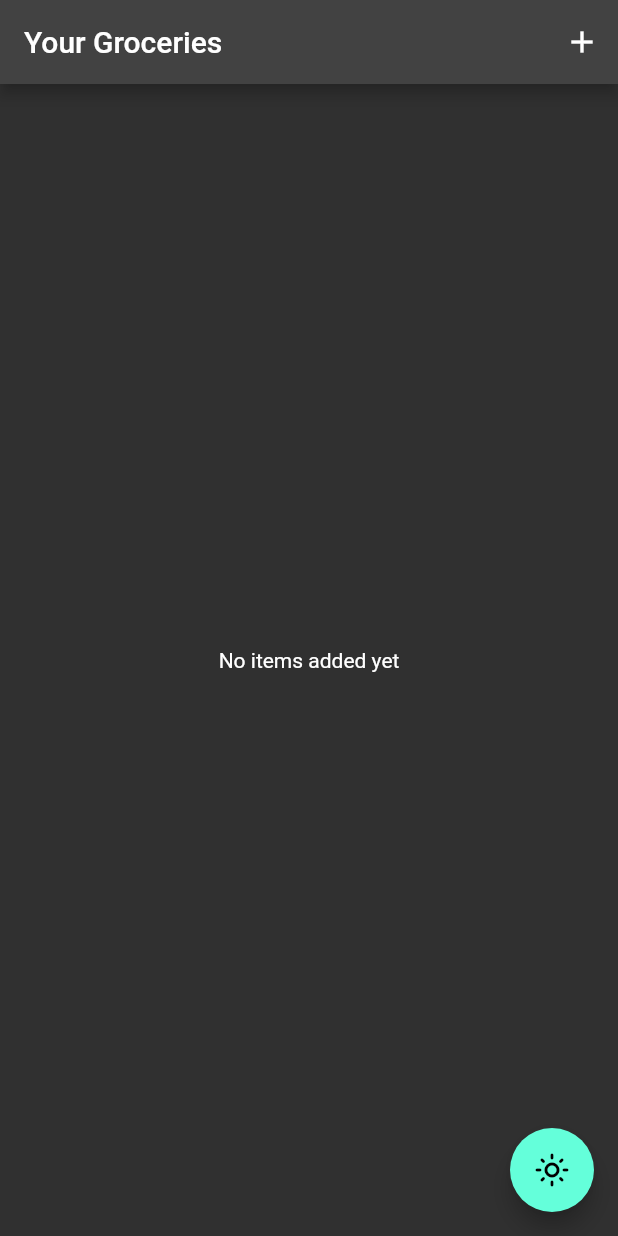
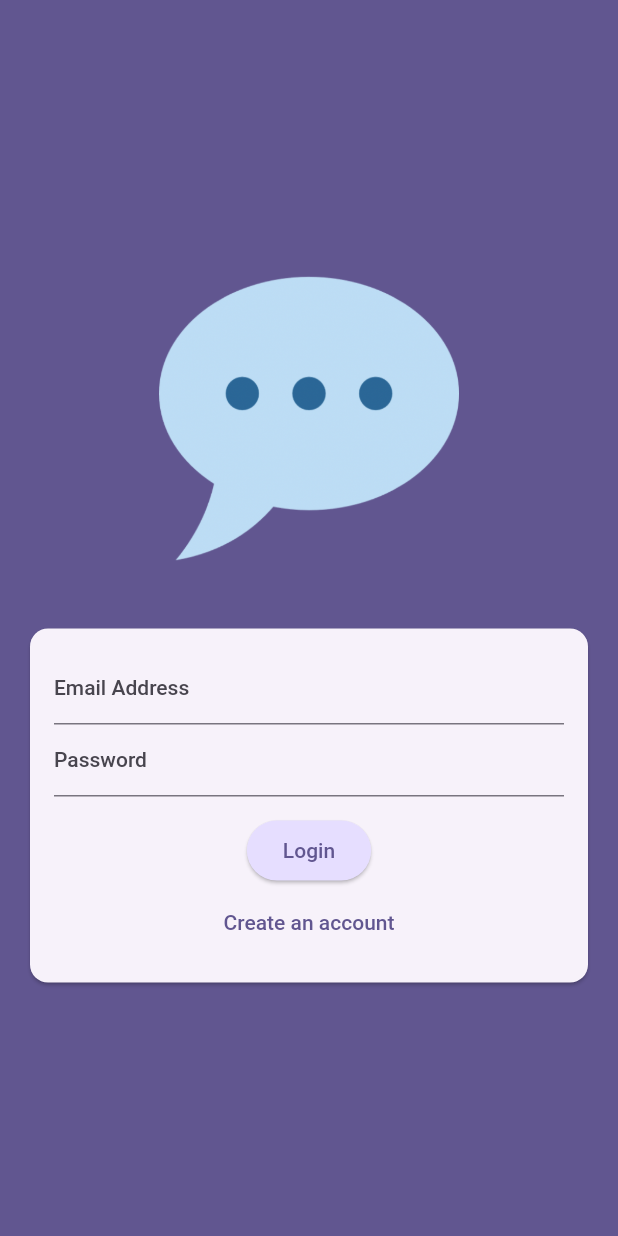
Before and after one commit to seolhs04/flutter-playground, a Flutter app: the screen it shows after launch, on a phone screen of 412 x 824 dp. Run offline on Flutter 3.47's test engine with Material 2 defaults, Android fonts, the phone set to English and light mode, and no system bars; our stand-ins replace cloud_firestore, firebase_auth, firebase_core, firebase_storage, flutter_bloc, google_fonts and 5 more; missing offline and left inert: flutter_config; accounts and stored records are empty.

Commit message:
create sign in system with firestore, fireauth, firestorage

```diff
--- /dev/null
+++ b/lib/apps/chatApp/main.dart
@@ -0,0 +1,35 @@
+import 'package:firebase_auth/firebase_auth.dart';
+import 'package:flutter/material.dart';
+import 'package:flutter_app/apps/chatApp/screens/auth_screen.dart';
+import 'package:flutter_app/apps/chatApp/screens/chat_screen.dart';
+import 'package:flutter_app/apps/chatApp/screens/splash_screen%20copy.dart';
+
+class ChatApp extends StatelessWidget {
+  const ChatApp({super.key});
+
+  @override
+  Widget build(BuildContext context) {
+    return MaterialApp(
+      title: 'FlutterChat',
+      theme: ThemeData().copyWith(
+        useMaterial3: true,
+        colorScheme: ColorScheme.fromSeed(
+            seedColor: const Color.fromARGB(255, 64, 17, 177)),
+      ),
+      home: StreamBuilder(
+        stream: FirebaseAuth.instance.authStateChanges(),
+        builder: (ctx, snapshot) {
+          if (snapshot.connectionState == ConnectionState.waiting) {
+            return const SplashScreen();
+          }
+
+          if (snapshot.hasData) {
+            return const ChatScreen();
+          }
+
+          return const AuthScreen();
+        },
+      ),
+    );
+  }
+}
--- /dev/null
+++ b/lib/apps/chatApp/screens/auth_screen.dart
@@ -0,0 +1,205 @@
+import 'dart:io';
+
+import 'package:firebase_auth/firebase_auth.dart';
+import 'package:firebase_storage/firebase_storage.dart';
+import 'package:flutter/material.dart';
+import 'package:flutter_app/apps/chatApp/services/auth_service.dart';
+import 'package:flutter_app/apps/chatApp/services/user_service.dart';
+import 'package:flutter_app/apps/chatApp/widgets/user_image_picker.dart';
+
+class AuthScreen extends StatefulWidget {
+  const AuthScreen({super.key});
+
+  @override
+  State<AuthScreen> createState() => _AuthScreenState();
+}
+
+class _AuthScreenState extends State<AuthScreen> {
+  final _formKey = GlobalKey<FormState>();
+  var _isLogin = true;
+  var _enteredEmail = '';
+  var _enteredUsername = '';
+  var _enteredPassword = '';
+  File? _selectedImage;
+  bool _isAuthenticating = false;
+
+  void _submit() async {
+    final isValid = _formKey.currentState!.validate();
+    if (!isValid || _isLogin && _selectedImage == null) return;
+
+    _formKey.currentState!.save();
+    setState(() {
+      _isAuthenticating = true;
+    });
+
+    try {
+      if (_isLogin) {
+        await AuthService.signIn(_enteredEmail, _enteredPassword);
+      } else {
+        final UserCredential userCredentials =
+            await AuthService.createUser(_enteredEmail, _enteredPassword);
+
+        final storageRef = FirebaseStorage.instance
+            .ref()
+            .child('user_images')
+            .child('${userCredentials.user!.uid}.jpg');
+
+        await storageRef.putFile(_selectedImage!);
+        final imageUrl = await storageRef.getDownloadURL();
+        UserService.addUserData(
+          userId: userCredentials.user!.uid,
+          userName: _enteredUsername,
+          email: _enteredEmail,
+          imageUrl: imageUrl,
+        );
+      }
+    } catch (err) {
+      ScaffoldMessenger.of(context).clearSnackBars();
+      ScaffoldMessenger.of(context).showSnackBar(
+        SnackBar(content: Text(err.toString())),
+      );
+    }
+    if (mounted) {
+      setState(() {
+        _isAuthenticating = false;
+      });
+    }
+  }
+
+  @override
+  Widget build(BuildContext context) {
+    return Scaffold(
+      backgroundColor: Theme.of(context).colorScheme.primary,
+      body: Center(
+        child: SingleChildScrollView(
+          child: Column(
+            mainAxisAlignment: MainAxisAlignment.center,
+            children: [
+              Container(
+                margin: const EdgeInsets.only(
+                  top: 30,
+                  bottom: 20,
+                  left: 20,
+                  right: 20,
+                ),
+                width: 200,
+                child: Image.asset('assets/images/chat.png'),
+              ),
+              Card(
+                margin: const EdgeInsets.all(20),
+                child: SingleChildScrollView(
+                  child: Padding(
+                    padding: const EdgeInsets.all(16),
+                    child: Form(
+                      key: _formKey,
+                      child: Column(
+                        mainAxisSize: MainAxisSize.min,
+                        children: [
+                          if (!_isLogin)
+                            UserImagePicker(
+                              onPickImage: (File file) {
+                                _selectedImage = file;
+                              },
+                            ),
+                          TextFormField(
+                            decoration: const InputDecoration(
+                              labelText: 'Email Address',
+                            ),
+                            keyboardType: TextInputType.emailAddress,
+                            autocorrect: false,
+                            textCapitalization: TextCapitalization.none,
+                            validator: (value) {
+                              if (value == null ||
+                                  value.trim().isEmpty ||
+                                  !value.contains('@')) {
+                                return 'Please enter a valid email address';
+                              }
+                              return null;
+                            },
+                            onSaved: (value) {
+                              _enteredEmail = value!;
+                            },
+                          ),
+                          if (!_isLogin)
+                            TextFormField(
+                              decoration: const InputDecoration(
+                                labelText: 'Username',
+                              ),
+                              keyboardType: TextInputType.emailAddress,
+                              enableSuggestions: false,
+                              autocorrect: false,
+                              textCapitalization: TextCapitalization.none,
+                              validator: (value) {
+                                if (value == null ||
+                                    value.trim().isEmpty ||
+                                    value.trim().length < 4) {
+                                  return 'Please enter at least 4 characters';
+                                }
+                                return null;
+                              },
+                              onSaved: (value) {
+                                _enteredUsername = value!;
+                              },
+                            ),
+                          TextFormField(
+                            decoration: const InputDecoration(
+                              labelText: 'Password',
+                            ),
+                            obscureText: true,
+                            validator: (value) {
+                              if (value == null || value.trim().length < 6) {
+                                return 'Password must be at least 6 characters long';
+                              }
+                              return null;
+                            },
+                            onSaved: (value) {
+                              _enteredPassword = value!;
+                            },
+                          ),
+                          const SizedBox(height: 12),
+                          ElevatedButton(
+                            onPressed: !_isAuthenticating ? _submit : null,
+                            style: ElevatedButton.styleFrom(
+                              backgroundColor: Theme.of(context)
+                                  .colorScheme
+                                  .primaryContainer,
+                            ),
+                            child: _isAuthenticating
+                                ? const SizedBox(
+                                    width: 16,
+                                    height: 16,
+                                    child: CircularProgressIndicator(),
+                                  )
+                                : Text(_isLogin ? 'Login' : 'Signup'),
+                          ),
+                          TextButton(
+                            onPressed: !_isAuthenticating
+                                ? () => setState(() {
+                                      _isLogin = !_isLogin;
+                                    })
+                                : null,
+                            child: _isAuthenticating
+                                ? const SizedBox(
+                                    width: 16,
+                                    height: 16,
+                                    child: CircularProgressIndicator(),
+                                  )
+                                : Text(
+                                    _isLogin
+                                        ? 'Create an account'
+                                        : 'I already have an account.',
+                                  ),
+                          )
+                        ],
+                      ),
+                    ),
+                  ),
+                ),
+              )
+            ],
+          ),
+        ),
+      ),
+    );
+  }
+}
--- /dev/null
+++ b/lib/apps/chatApp/services/auth_service.dart
@@ -0,0 +1,27 @@
+import 'package:firebase_auth/firebase_auth.dart';
+
+class AuthService {
+  static final _firebase = FirebaseAuth.instance;
+
+  static createUser(String email, String password) async {
+    try {
+      return await _firebase.createUserWithEmailAndPassword(
+        email: email,
+        password: password,
+      );
+    } on FirebaseAuthException catch (err) {
+      throw Exception(err.message);
+    }
+  }
+
+  static signIn(String email, String password) async {
+    try {
+      return await _firebase.signInWithEmailAndPassword(
+        email: email,
+        password: password,
+      );
+    } on FirebaseAuthException catch (err) {
+      throw Exception(err.message);
+    }
+  }
+}
--- /dev/null
+++ b/lib/apps/chatApp/services/user_service.dart
@@ -0,0 +1,18 @@
+import 'package:cloud_firestore/cloud_firestore.dart';
+
+class UserService {
+  static final userTable = FirebaseFirestore.instance.collection("users");
+
+  static addUserData({
+    required String userId,
+    required String userName,
+    required String email,
+    required String imageUrl,
+  }) async {
+    await userTable.doc(userId).set({
+      'username': userName,
+      'email': email,
+      'image_url': imageUrl,
+    });
+  }
+}
--- a/lib/main.dart
+++ b/lib/main.dart
@@ -1,5 +1,5 @@
 import 'package:flutter/material.dart';
-import 'package:flutter_app/apps/shoppingList/main.dart';
+import 'package:flutter_app/apps/chatApp/main.dart';
 import 'package:flutter_config/flutter_config.dart';
 import 'package:firebase_core/firebase_core.dart';
 import 'firebase_options.dart';
@@ -9,5 +9,5 @@ void main() async {
   await FlutterConfig.loadEnvVariables();
   await Firebase.initializeApp(options: DefaultFirebaseOptions.currentPlatform);
 
-  runApp(const ShoppingListApp());
+  runApp(const ChatApp());
 }
--- a/pubspec.yaml
+++ b/pubspec.yaml
@@ -50,6 +50,8 @@ dependencies:
   firebase_core: ^2.13.0
   firebase_database: ^10.2.1
   cloud_firestore: ^4.7.1
+  firebase_auth: ^4.6.1
+  firebase_storage: ^11.2.1
 
 dev_dependencies:
   flutter_test:
@@ -77,6 +79,7 @@ flutter:
   # To add assets to your application, add an assets section, like this:
   assets:
     - assets/images/waiting.png
+    - assets/images/chat.png
     - .env
 
   # An image asset can refer to one or more resolution-specific "variants", see
```
Also changed, not shown: lib/apps/chatApp/screens/chat_screen.dart (added, +29 -0 lines), lib/apps/chatApp/screens/splash_screen copy.dart (added, +17 -0 lines), lib/apps/chatApp/widgets/user_image_picker.dart (added, +62 -0 lines), lib/apps/favorite_places/screens/map.dart (+9 -1 lines), assets/images/chat.png (added), 1 other file.
